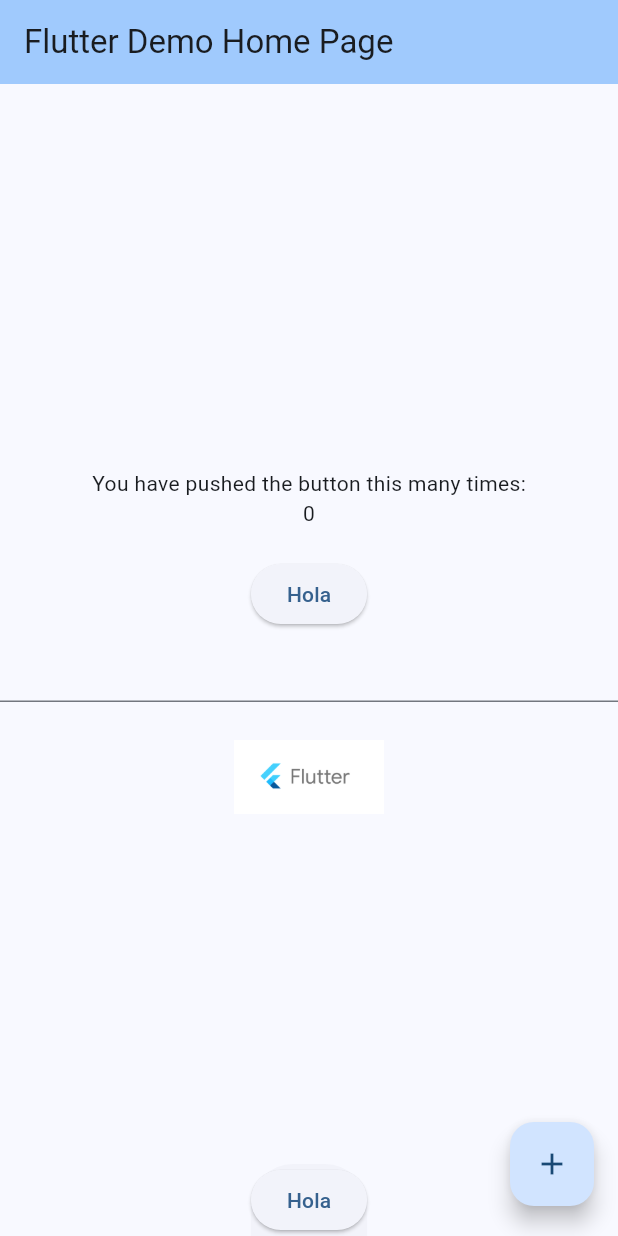
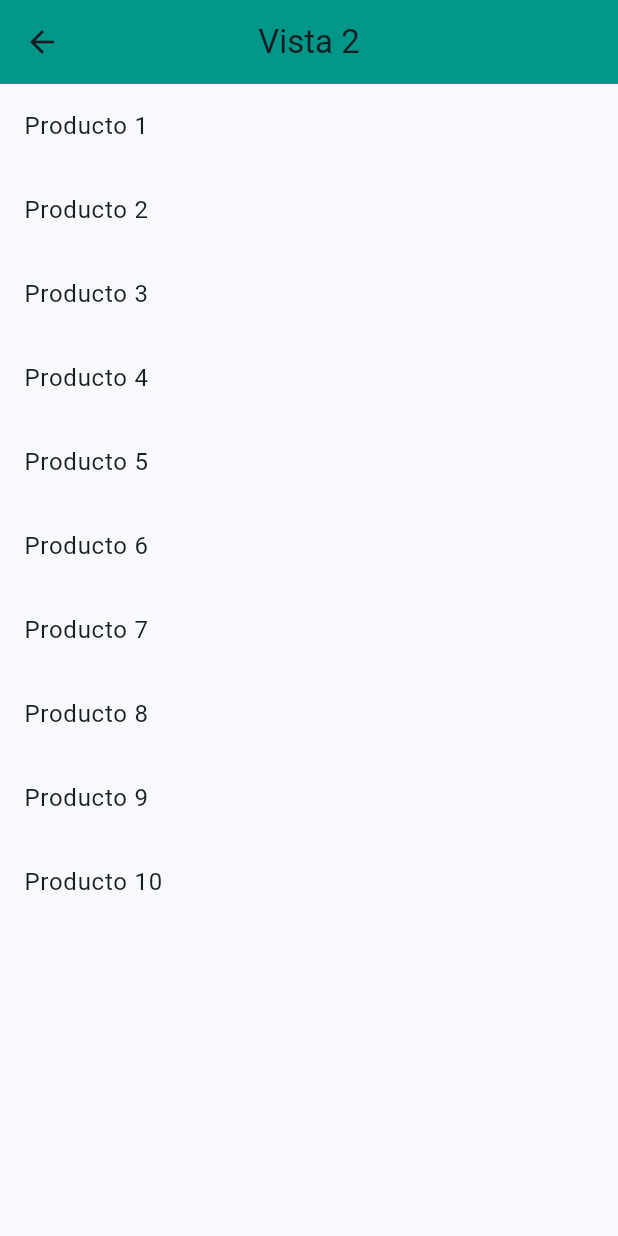
Before and after one commit to ederjgb94/fluttertopicos7am, a Flutter app: the screen it shows after launch, after a tap on "Hola", on a phone screen of 412 x 824 dp. Run offline on Flutter 3.47's test engine with Material 2 defaults, Android fonts, the phone set to English and light mode, and no system bars; our stand-ins replace delayed_display.

```diff
--- a/lib/main.dart
+++ b/lib/main.dart
@@ -1,4 +1,5 @@
 import 'package:flutter/material.dart';
+import 'package:prueba1/vistas/home.dart';
 
 void main() {
   runApp(const MyApp());
@@ -19,83 +20,3 @@ class MyApp extends StatelessWidget {
     );
   }
 }
-
-class MyHomePage extends StatefulWidget {
-  const MyHomePage({super.key, required this.title});
-
-  final String title;
-
-  @override
-  State<MyHomePage> createState() => _MyHomePageState();
-}
-
-class _MyHomePageState extends State<MyHomePage> {
-  int _counter = 0;
-
-  void _incrementCounter() {
-    _counter++;
-    setState(() {});
-  }
-
-  @override
-  Widget build(BuildContext context) {
-    return Scaffold(
-      appBar: AppBar(
-        backgroundColor: Theme.of(context).colorScheme.inversePrimary,
-        title: Text(
-          widget.title,
-        ),
-      ),
-      body: Center(
-        child: SingleChildScrollView(
-          child: Column(
-            mainAxisAlignment: MainAxisAlignment.center,
-            children: <Widget>[
-              const Text(
-                'You have pushed the button this many times:',
-              ),
-              Text(
-                '$_counter',
-                style: _counter < 10
-                    ? null
-                    : _counter < 20
-                        ? const TextStyle(
-                            fontSize: 30,
-                          )
-                        : const TextStyle(
-                            fontSize: 50,
-                          ),
-              ),
-              const SizedBox(
-                height: 20,
-              ),
-              ElevatedButton(
-                onPressed: () {
-                  print('ALGO');
-                },
-                child: const Text('Hola'),
-              ),
-              const TextField(),
-              Image.asset(
-                'assets/70760bf1e88b184bb1bc.png',
-                width: 100,
-                height: 100,
-              ),
-            ],
-          ),
-        ),
-      ),
-      bottomSheet: ElevatedButton(
-        onPressed: () {
-          setState(() {});
-        },
-        child: const Text('Hola'),
-      ),
-      floatingActionButton: FloatingActionButton(
-        onPressed: _incrementCounter,
-        tooltip: 'Increment',
-        child: const Icon(Icons.add),
-      ),
-    );
-  }
-}
--- /dev/null
+++ b/lib/vistas/home.dart
@@ -0,0 +1,94 @@
+import 'package:delayed_display/delayed_display.dart';
+import 'package:flutter/material.dart';
+import 'package:prueba1/vistas/ver_productos.dart';
+
+class MyHomePage extends StatefulWidget {
+  const MyHomePage({super.key, required this.title});
+
+  final String title;
+
+  @override
+  State<MyHomePage> createState() => _MyHomePageState();
+}
+
+class _MyHomePageState extends State<MyHomePage> {
+  int _counter = 0;
+
+  void _incrementCounter() {
+    _counter++;
+    setState(() {});
+  }
+
+  @override
+  Widget build(BuildContext context) {
+    return Scaffold(
+      appBar: AppBar(
+        backgroundColor: Theme.of(context).colorScheme.inversePrimary,
+        title: Text(
+          widget.title,
+        ),
+      ),
+      body: Center(
+        child: SingleChildScrollView(
+          child: Column(
+            mainAxisAlignment: MainAxisAlignment.center,
+            children: <Widget>[
+              const Text(
+                'You have pushed the button this many times:',
+              ),
+              Text(
+                '$_counter',
+                style: _counter < 10
+                    ? null
+                    : _counter < 20
+                        ? const TextStyle(
+                            fontSize: 30,
+                          )
+                        : const TextStyle(
+                            fontSize: 50,
+                          ),
+              ),
+              const SizedBox(
+                height: 20,
+              ),
+              ElevatedButton(
+                onPressed: () {
+                  Navigator.push(
+                    context,
+                    MaterialPageRoute(
+                      builder: (c) {
+                        return VerProductos();
+                      },
+                    ),
+                  );
+                },
+                child: const Text('Hola'),
+              ),
+              const TextField(),
+              DelayedDisplay(
+                delay: const Duration(seconds: 1),
+                slidingBeginOffset: const Offset(0.0, -0.35),
+                child: Image.asset(
+                  'assets/70760bf1e88b184bb1bc.png',
+                  width: 300,
+                  height: 300,
+                ),
+              ),
+            ],
+          ),
+        ),
+      ),
+      bottomSheet: ElevatedButton(
+        onPressed: () {
+          setState(() {});
+        },
+        child: const Text('Hola'),
+      ),
+      floatingActionButton: FloatingActionButton(
+        onPressed: _incrementCounter,
+        tooltip: 'Increment',
+        child: const Icon(Icons.add),
+      ),
+    );
+  }
+}
--- /dev/null
+++ b/lib/vistas/ver_productos.dart
@@ -0,0 +1,43 @@
+import 'package:flutter/material.dart';
+
+class VerProductos extends StatelessWidget {
+  VerProductos({super.key});
+
+  final List<String> productos = [
+    'Producto 1',
+    'Producto 2',
+    'Producto 3',
+    'Producto 4',
+    'Producto 5',
+    'Producto 6',
+    'Producto 7',
+    'Producto 8',
+    'Producto 9',
+    'Producto 10',
+  ];
+
+  @override
+  Widget build(BuildContext context) {
+    return Scaffold(
+      appBar: AppBar(
+        backgroundColor: Colors.teal,
+        title: const Text(
+          'Vista 2',
+        ),
+        centerTitle: true,
+      ),
+      //Explicar for each explicar otra forma de asignar información en una
+      //lista de widgets
+      body: ListView(
+        children: [
+          for (var producto in productos)
+            ListTile(
+              title: Text(
+                producto,
+              ),
+            ),
+        ],
+      ),
+    );
+  }
+}
--- a/pubspec.yaml
+++ b/pubspec.yaml
@@ -35,6 +35,7 @@ dependencies:
   # The following adds the Cupertino Icons font to your application.
   # Use with the CupertinoIcons class for iOS style icons.
   cupertino_icons: ^1.0.2
+  delayed_display: ^2.0.0
 
 dev_dependencies:
   flutter_test:
```
Also changed, not shown: pubspec.lock.
